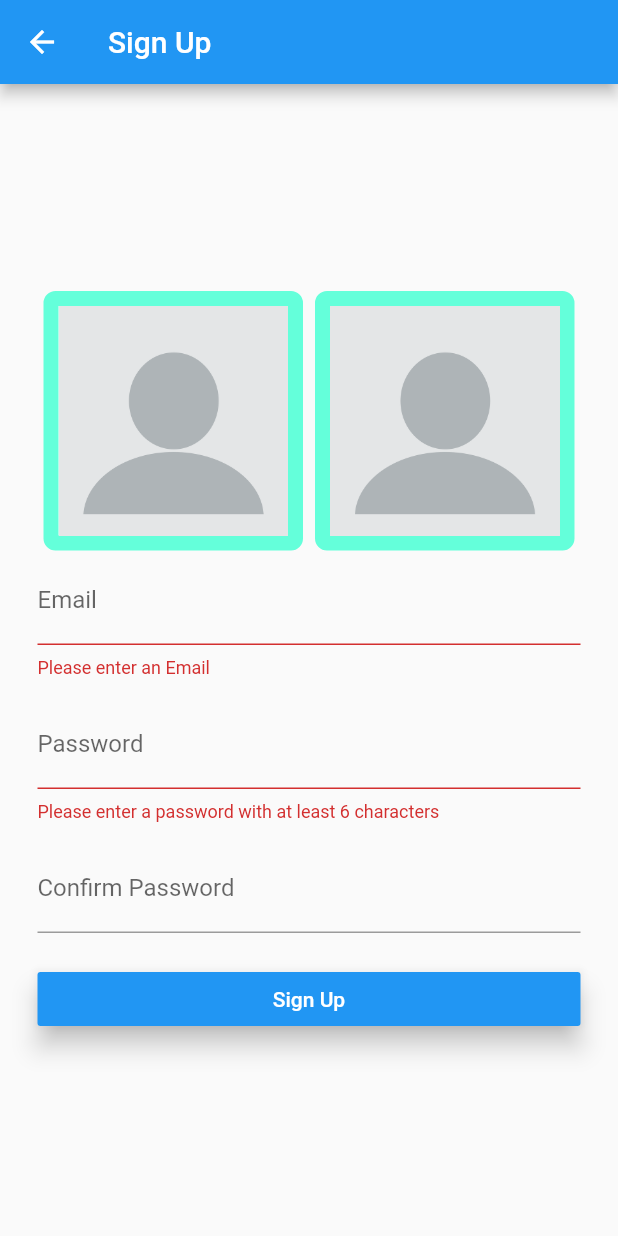
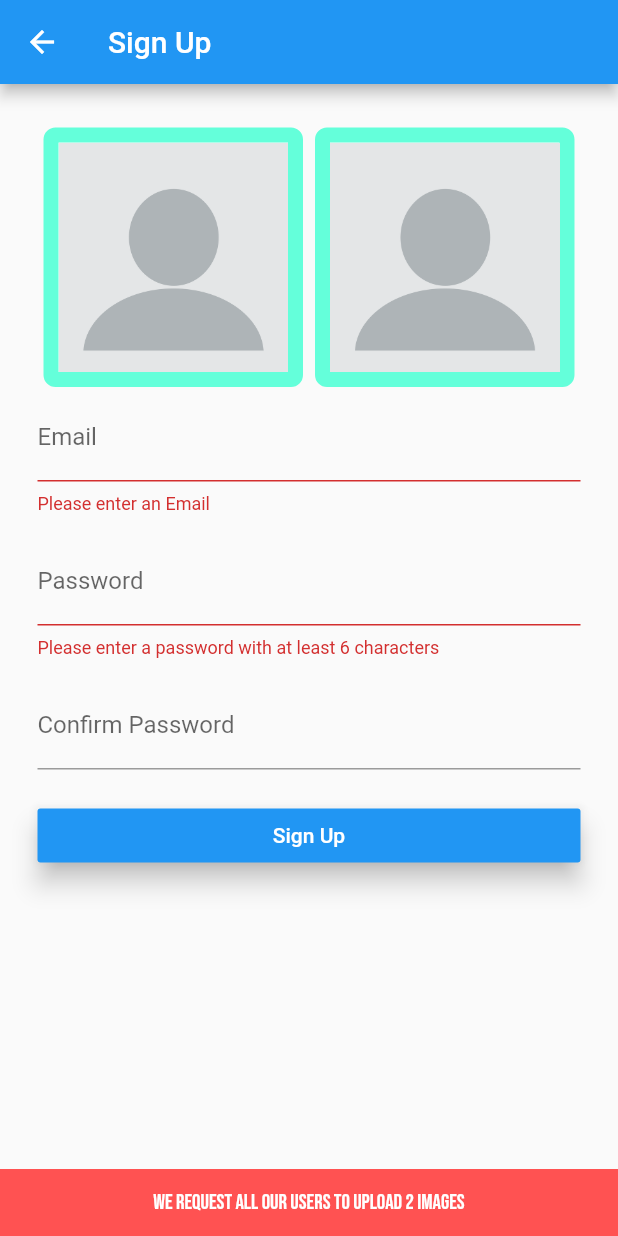
Before and after one commit to bfazeli/Mochichi_v0.1, a Flutter app: the SignUpPage screen opened by its route, after a tap on "Sign Up", on a phone screen of 412 x 824 dp. Run offline on Flutter 3.47's test engine with Material 2 defaults, Android fonts, the phone set to English and light mode, and no system bars; our stand-ins replace cloud_firestore, firebase_auth, firebase_core, firebase_storage, image_picker; accounts and stored records are empty.

Commit message:
Update: implemented storing users photo to firebase.

```diff
--- a/lib/services/usermanagement.dart
+++ b/lib/services/usermanagement.dart
@@ -1,11 +1,21 @@
 import 'package:cloud_firestore/cloud_firestore.dart';
 import 'package:flutter/widgets.dart';
+import 'package:uuid/uuid.dart';
+import 'package:firebase_storage/firebase_storage.dart';
 
 class UserManagement {
-  storeNewUser(user, context) {
+  storeNewUser(user, images, context) async {
+    final List<String> fileNames = [Uuid().v4().toString(), Uuid().v4().toString()];
+
+    for (var i = 0; i < images.length; ++i) {
+      FirebaseStorage.instance.ref()
+      .child('${user.uid}/' + fileNames[i])
+      .putFile(images[i]);
+    }
+
     Firestore.instance
         .collection('/users')
-        .add({'email': user.email, 'uid': user.uid}).then((value) {
+        .add({'email': user.email, 'profilePicId': fileNames[0], 'uid': user.uid}).then((value) {
       Navigator.of(context).pop();
       Navigator.of(context).pushReplacementNamed('/homepage');
     }).catchError((error) {
--- a/lib/signupform.dart
+++ b/lib/signupform.dart
@@ -24,21 +24,29 @@ class _SignUpFormState extends State<SignUpForm> {
 
   void validateAndSave() {
     final form = _formKey.currentState;
-    if (form.validate()) {
+    if (form.validate() && _image1 != null && _image2 != null) {
       FirebaseAuth.instance
           .createUserWithEmailAndPassword(
         email: _registerEmailController.text,
         password: _registerPassController2.text,
       )
-          .then((res) {
-            final fileName = Uuid().v4().toString();
-            // const ref = FirebaseStorage();
-          })
           .then((signedInUser) {
-        UserManagement().storeNewUser(signedInUser, context);
+        List<File> images = [_image1, _image2];
+        UserManagement().storeNewUser(signedInUser, images, context);
       }).catchError((error) {
         print(error.getErrorCoder());
       });
+    } else if (_image1 == null || _image2 == null) {
+      final snackBar = SnackBar(
+        content: Text(
+          "We request all our users to upload 2 images",
+          textAlign: TextAlign.center,
+          style: TextStyle(fontFamily: 'bebas-neue'),
+        ),
+        duration: Duration(milliseconds: 2500),
+        backgroundColor: Colors.redAccent,
+      );
+      Scaffold.of(context).showSnackBar(snackBar);
     } else {
       print("Form is not valid");
     }
@@ -65,10 +73,11 @@ class _SignUpFormState extends State<SignUpForm> {
     return Form(
       key: _formKey,
       child: Center(
+        child: SafeArea(
           child: Container(
             padding: padding,
             child: Column(
-            mainAxisAlignment: MainAxisAlignment.center,
+              mainAxisAlignment: MainAxisAlignment.start,
               crossAxisAlignment: CrossAxisAlignment.stretch,
               children: <Widget>[
                 Row(
@@ -158,6 +167,7 @@ class _SignUpFormState extends State<SignUpForm> {
             ),
           ),
         ),
+      ),
     );
   }
 }
```
Also changed, not shown: lib/loginpage.dart (+13 -5 lines), lib/profilecard.dart (+5 -3 lines), lib/api.dart (deleted). Lines whose indentation alone changed are shown as unchanged.
